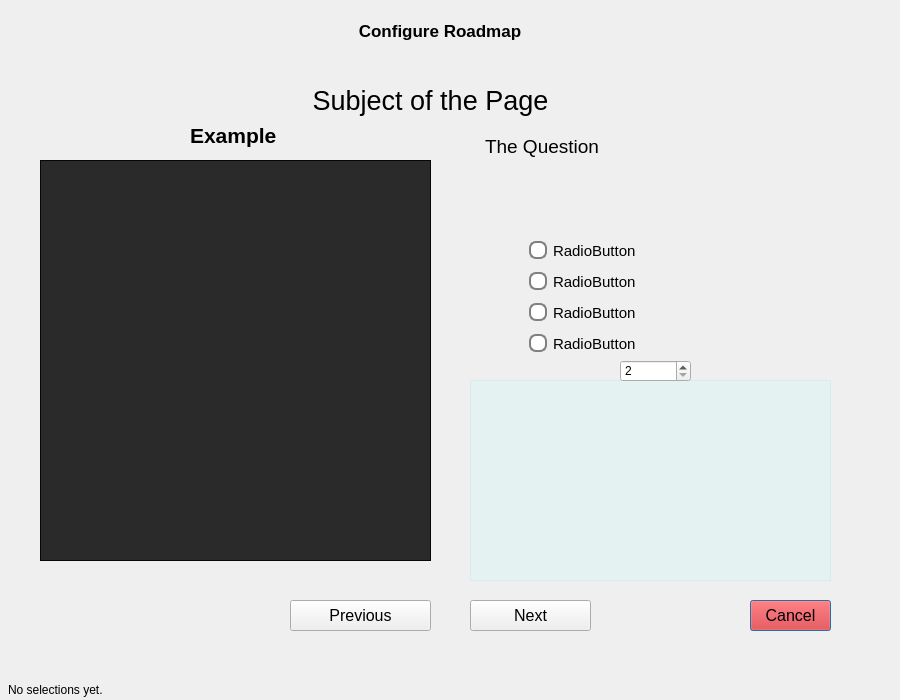
First picture: the form in gitmap/gui/structure_dialog.ui, repository ajr32/GitMap, before the edit.
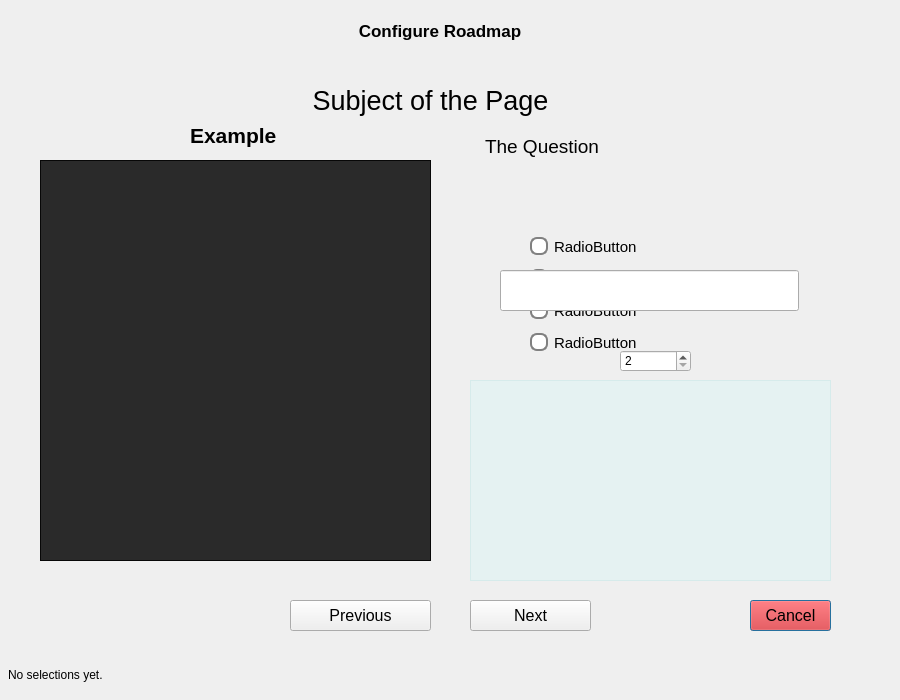
Second picture: the form after the edit.

What changed in the file:
```diff
--- a/gitmap/gui/structure_dialog.ui
+++ b/gitmap/gui/structure_dialog.ui
@@ -250,10 +250,10 @@
    <widget class="QWidget" name="layoutWidget">
     <property name="geometry">
      <rect>
-      <x>509</x>
-      <y>175</y>
+      <x>510</x>
+      <y>170</y>
       <width>301</width>
-      <height>128</height>
+      <height>132</height>
      </rect>
     </property>
     <layout class="QVBoxLayout" name="Buttons">
@@ -388,7 +388,7 @@
     <property name="geometry">
      <rect>
       <x>600</x>
-      <y>300</y>
+      <y>290</y>
       <width>71</width>
       <height>22</height>
      </rect>
@@ -397,6 +397,16 @@
      <number>2</number>
     </property>
    </widget>
+   <widget class="QLineEdit" name="project_name">
+    <property name="geometry">
+     <rect>
+      <x>480</x>
+      <y>210</y>
+      <width>299</width>
+      <height>41</height>
+     </rect>
+    </property>
+   </widget>
   </widget>
   <widget class="QSplitter" name="splitter">
    <property name="geometry">
@@ -428,14 +438,17 @@
    <property name="geometry">
     <rect>
      <x>8</x>
-     <y>680</y>
+     <y>649</y>
      <width>891</width>
-     <height>20</height>
+     <height>51</height>
     </rect>
    </property>
    <property name="text">
     <string>No selections yet.</string>
    </property>
+   <property name="wordWrap">
+    <bool>true</bool>
+   </property>
   </widget>
  </widget>
  <resources/>
```
